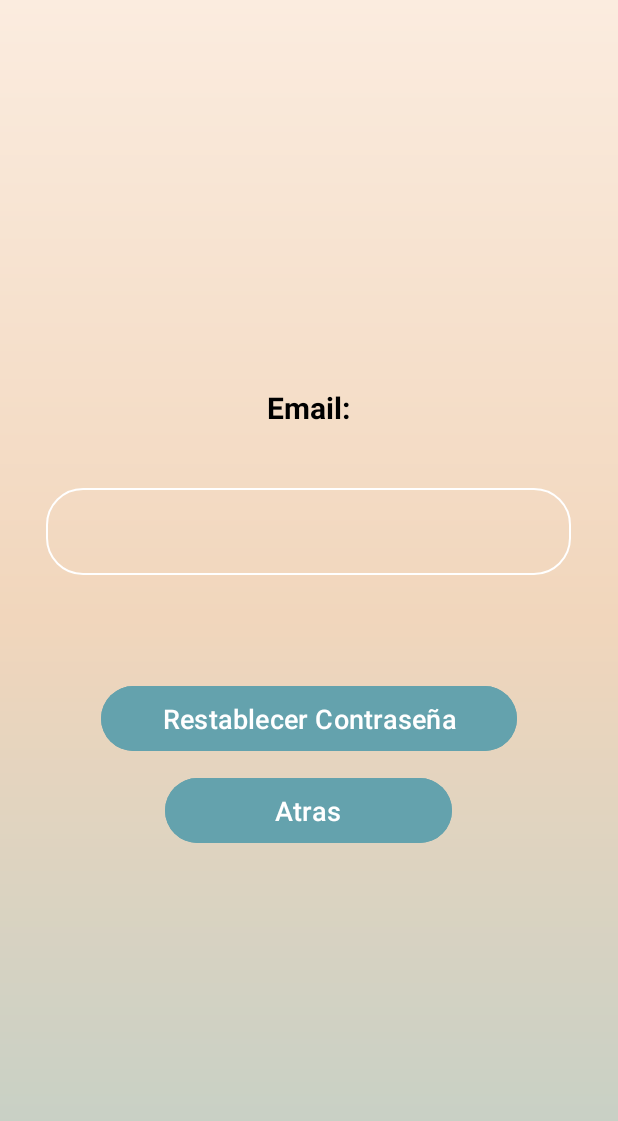
After one commit to cathysulbaran/Proyecto_front_csb, an Android app: the ResetPassword screen opened directly, with no data from a screen before it, on a phone screen of 412 x 824 dp. The commit adds this screen. Shown: the top 1121 px of the screen. Run offline under Robolectric (Android 15) with nearby library versions, the phone set to English and light mode, and no system bars; our stand-ins replace Firebase (no records; nobody signed in at launch, a user with empty details on screens opened directly).

Commit message:
Creacion de he olvidado mi contraseña + Consulta MainActivity de privilegios de usuario

```diff
--- a/app/src/main/java/com/example/proyecto_front_csb/Login.java
+++ b/app/src/main/java/com/example/proyecto_front_csb/Login.java
@@ -37,14 +37,14 @@ public class Login extends AppCompatActivity {
         bt_login.setOnClickListener(new View.OnClickListener() {
             @Override
             public void onClick(View v) {
-                Iniciar_MainSinUsuario();
+                Iniciar_Main();
             }
         });
 
         tv_registro.setOnClickListener(new View.OnClickListener() {
             @Override
             public void onClick(View v) {
-                Intent intent = new Intent(Login.this, Registro.class);
+                Intent intent = new Intent(Login.this, ResetPassword.class);
                 startActivity(intent);
             }
         });
@@ -64,6 +64,7 @@ public class Login extends AppCompatActivity {
                         public void onComplete(@NonNull Task<AuthResult> task) {
                             if (task.isSuccessful()) {
                                 Intent intent = new Intent(Login.this, MainActivity.class);
+                                intent.putExtra("email", email);
                                 startActivity(intent);
                             } else {
                                 Toast.makeText(Login.this, "Los datos de inicio de sesion no son correctos", Toast.LENGTH_SHORT).show();
--- /dev/null
+++ b/app/src/main/java/com/example/proyecto_front_csb/ResetPassword.java
@@ -0,0 +1,67 @@
+package com.example.proyecto_front_csb;
+
+import androidx.annotation.NonNull;
+import androidx.appcompat.app.AppCompatActivity;
+
+import android.content.Intent;
+import android.os.Bundle;
+import android.view.View;
+import android.widget.Button;
+import android.widget.EditText;
+import android.widget.Toast;
+
+import com.google.android.gms.tasks.OnCompleteListener;
+import com.google.android.gms.tasks.Task;
+import com.google.firebase.auth.FirebaseAuth;
+
+public class ResetPassword extends AppCompatActivity {
+
+    private EditText edtEmail;
+    private Button btRestablecer;
+    private Button btAtras;
+    private FirebaseAuth auth;
+    @Override
+    protected void onCreate(Bundle savedInstanceState) {
+        super.onCreate(savedInstanceState);
+        setContentView(R.layout.activity_reset_password);
+        edtEmail = findViewById(R.id.edtEmail);
+        btRestablecer = findViewById(R.id.btnRestablecer);
+        btAtras = findViewById(R.id.btnAtras);
+        auth = FirebaseAuth.getInstance();
+        btRestablecer.setOnClickListener(new View.OnClickListener() {
+            @Override
+            public void onClick(View v) {
+                String email = edtEmail.getText().toString();
+                if(!email.isEmpty()){
+                    resetPassword(email);
+                }else{
+                    Toast.makeText(ResetPassword.this, "No se puede resetear la contraseña con un email vacio", Toast.LENGTH_SHORT).show();
+                }
+            }
+        });
+
+        btAtras.setOnClickListener(new View.OnClickListener() {
+            @Override
+            public void onClick(View v) {
+                Intent intent = new Intent(ResetPassword.this, Login.class);
+                startActivity(intent);
+            }
+        });
+
+    }
+
+    private void resetPassword(String email){
+        auth.setLanguageCode("es");
+        auth.sendPasswordResetEmail(email).addOnCompleteListener(new OnCompleteListener<Void>() {
+            @Override
+            public void onComplete(@NonNull Task<Void> task) {
+                if(task.isSuccessful()){
+                    Toast.makeText(ResetPassword.this, "Se ha enviado un correo electronico para poder modificar tu contraseña", Toast.LENGTH_SHORT).show();
+                }else{
+                    Toast.makeText(ResetPassword.this, "El email que has enviado o no esta registrado o no se ha validado correctamente. Intentalo de nuevo", Toast.LENGTH_SHORT).show();
+                }
+            }
+        });
+    }
+
+}
--- /dev/null
+++ b/app/src/main/res/layout/activity_reset_password.xml
@@ -0,0 +1,61 @@
+<?xml version="1.0" encoding="utf-8"?>
+<androidx.constraintlayout.widget.ConstraintLayout xmlns:android="http://schemas.android.com/apk/res/android"
+    xmlns:app="http://schemas.android.com/apk/res-auto"
+    xmlns:tools="http://schemas.android.com/tools"
+    android:layout_width="match_parent"
+    android:layout_height="match_parent"
+    android:background="@drawable/fondo_degradado"
+    tools:context=".ResetPassword">
+
+    <LinearLayout
+        android:layout_width="380dp"
+        android:layout_height="wrap_content"
+        android:orientation="vertical"
+        android:gravity="center"
+        app:layout_constraintBottom_toBottomOf="parent"
+        app:layout_constraintEnd_toEndOf="parent"
+        app:layout_constraintStart_toStartOf="parent"
+        app:layout_constraintTop_toTopOf="parent">
+
+        <TextView
+            android:id="@+id/textViewNombre2"
+            android:layout_width="wrap_content"
+            android:layout_height="wrap_content"
+            android:text="Email:"
+            android:textAlignment="center"
+            android:textColor="@color/black"
+            android:textSize="20sp"
+            android:textStyle="bold" />
+
+        <EditText
+            android:id="@+id/edtEmail"
+            android:layout_width="350dp"
+            android:layout_height="58dp"
+            android:background="@drawable/rounded_corner"
+            android:ems="10"
+            android:inputType="text"
+            android:padding="10dp"
+            android:layout_marginTop="40dp"/>
+
+        <Button
+            android:id="@+id/btnRestablecer"
+            android:layout_width="277dp"
+            android:layout_height="51dp"
+            android:backgroundTint="@color/boton_oscuro"
+            android:text="Restablecer Contraseña"
+            android:textColor="@color/white"
+            android:textSize="18sp"
+            android:layout_marginTop="70dp"/>
+
+        <Button
+            android:id="@+id/btnAtras"
+            android:layout_width="191dp"
+            android:layout_height="51dp"
+            android:backgroundTint="@color/boton_oscuro"
+            android:text="Atras"
+            android:textColor="@color/white"
+            android:textSize="18sp"
+            android:layout_marginTop="10dp"/>
+
+    </LinearLayout>
+</androidx.constraintlayout.widget.ConstraintLayout>
```
Also changed, not shown: app/src/main/AndroidManifest.xml (+10 -13 lines), app/src/main/java/com/example/proyecto_front_csb/MainActivity.java (+20 -0 lines), app/src/main/java/com/example/proyecto_front_csb/model/Usuarios.java (+26 -0 lines), app/src/main/res/layout/activity_login.xml (+3 -4 lines).
